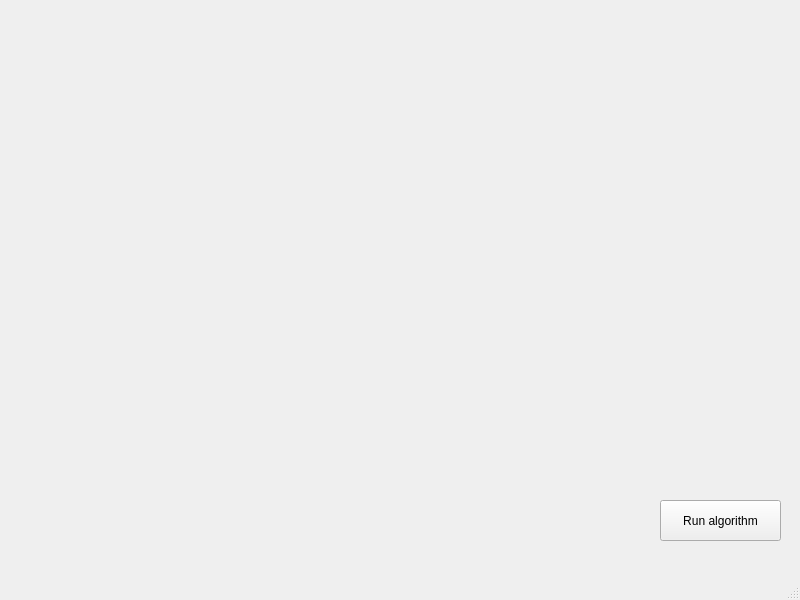
First picture: the form in include/ui/resources/ui_main_window.ui, repository Toiner33/PathPlanningLab, before the edit.
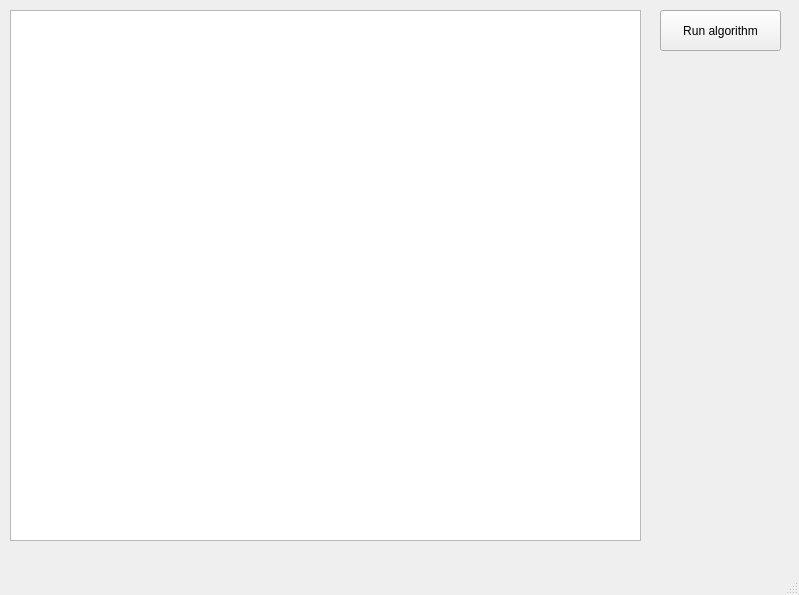
Second picture: the form after the edit.

Commit message: Implement grid to mark the obstacles on the interface and keep borders black

Patch:
```diff
--- a/include/ui/resources/ui_main_window.ui
+++ b/include/ui/resources/ui_main_window.ui
@@ -6,8 +6,8 @@
    <rect>
     <x>0</x>
     <y>0</y>
-    <width>800</width>
-    <height>600</height>
+    <width>799</width>
+    <height>595</height>
    </rect>
   </property>
   <property name="windowTitle">
@@ -18,7 +18,7 @@
     <property name="geometry">
      <rect>
       <x>660</x>
-      <y>500</y>
+      <y>10</y>
       <width>121</width>
       <height>41</height>
      </rect>
@@ -27,6 +27,16 @@
      <string>Run algorithm</string>
     </property>
    </widget>
+   <widget class="QGraphicsView" name="graphicsView">
+    <property name="geometry">
+     <rect>
+      <x>10</x>
+      <y>10</y>
+      <width>631</width>
+      <height>531</height>
+     </rect>
+    </property>
+   </widget>
   </widget>
   <widget class="QMenuBar" name="menubar">
    <property name="geometry">
```
Left out of the diff: 2 changed lines with no effect on the pictures. The commit also changes 7 other files.
